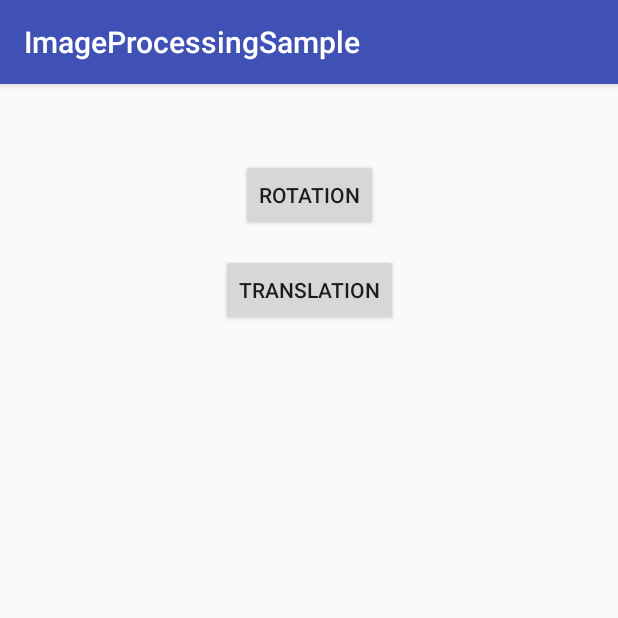
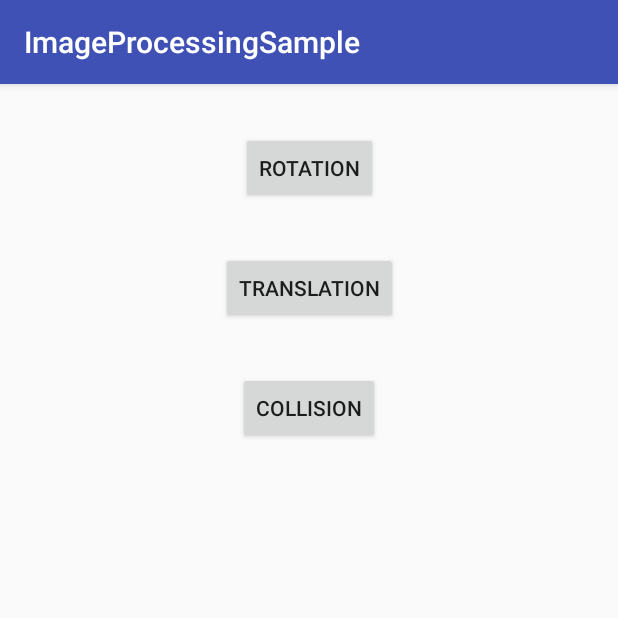
Before and after one commit to cm-kamei-hidetoshi/ImageProcessingSample, an Android app: the screen it shows after launch (MainActivity), on a phone screen of 412 x 824 dp, the top half of it. Run offline under Robolectric (Android 15) with nearby library versions, the phone set to English and light mode, and no system bars; 3 statements that could not run were skipped.

Commit message:
あたり判定をデモページを作成

```diff
--- a/app/src/main/AndroidManifest.xml
+++ b/app/src/main/AndroidManifest.xml
@@ -17,7 +17,8 @@
             </intent-filter>
         </activity>
         <activity android:name=".RotationActivity" />
-        <activity android:name=".TranslationActivity"></activity>
+        <activity android:name=".TranslationActivity" />
+        <activity android:name=".CollisionActivity"></activity>
     </application>
 
 </manifest>
--- a/app/src/main/java/kamedon/com/imageprocessingsample/MainActivity.kt
+++ b/app/src/main/java/kamedon/com/imageprocessingsample/MainActivity.kt
@@ -15,5 +15,8 @@ class MainActivity : AppCompatActivity() {
         findViewById(R.id.btnTranslation).setOnClickListener {
             startActivity(Intent(applicationContext, TranslationActivity::class.java))
         }
+        findViewById(R.id.btnCollision).setOnClickListener {
+            startActivity(Intent(applicationContext, CollisionActivity::class.java))
+        }
     }
 }
--- a/app/src/main/res/layout/activity_main.xml
+++ b/app/src/main/res/layout/activity_main.xml
@@ -14,16 +14,28 @@
         app:layout_constraintLeft_toLeftOf="parent"
         app:layout_constraintRight_toRightOf="parent"
         app:layout_constraintTop_toTopOf="parent"
-        android:layout_marginTop="50dp" />
+        android:layout_marginTop="32dp"
+        app:layout_constraintHorizontal_bias="0.501" />
 
     <Button
         android:id="@+id/btnTranslation"
         android:layout_width="wrap_content"
         android:layout_height="wrap_content"
-        android:layout_marginTop="15dp"
+        android:layout_marginTop="32dp"
         android:text="translation"
         app:layout_constraintLeft_toLeftOf="parent"
         app:layout_constraintRight_toRightOf="parent"
-        app:layout_constraintTop_toBottomOf="@+id/btnRotation" />
+        app:layout_constraintTop_toBottomOf="@+id/btnRotation"
+        app:layout_constraintHorizontal_bias="0.501" />
+
+    <Button
+        android:id="@+id/btnCollision"
+        android:layout_width="wrap_content"
+        android:layout_height="wrap_content"
+        android:layout_marginTop="32dp"
+        android:text="Collision"
+        app:layout_constraintLeft_toLeftOf="parent"
+        app:layout_constraintRight_toRightOf="parent"
+        app:layout_constraintTop_toBottomOf="@+id/btnTranslation" />
 
 </android.support.constraint.ConstraintLayout>
```
Also changed, not shown: app/src/main/java/kamedon/com/imageprocessingsample/CollisionActivity.kt (added, +12 -0 lines), app/src/main/res/layout/activity_collision.xml (added, +9 -0 lines).
